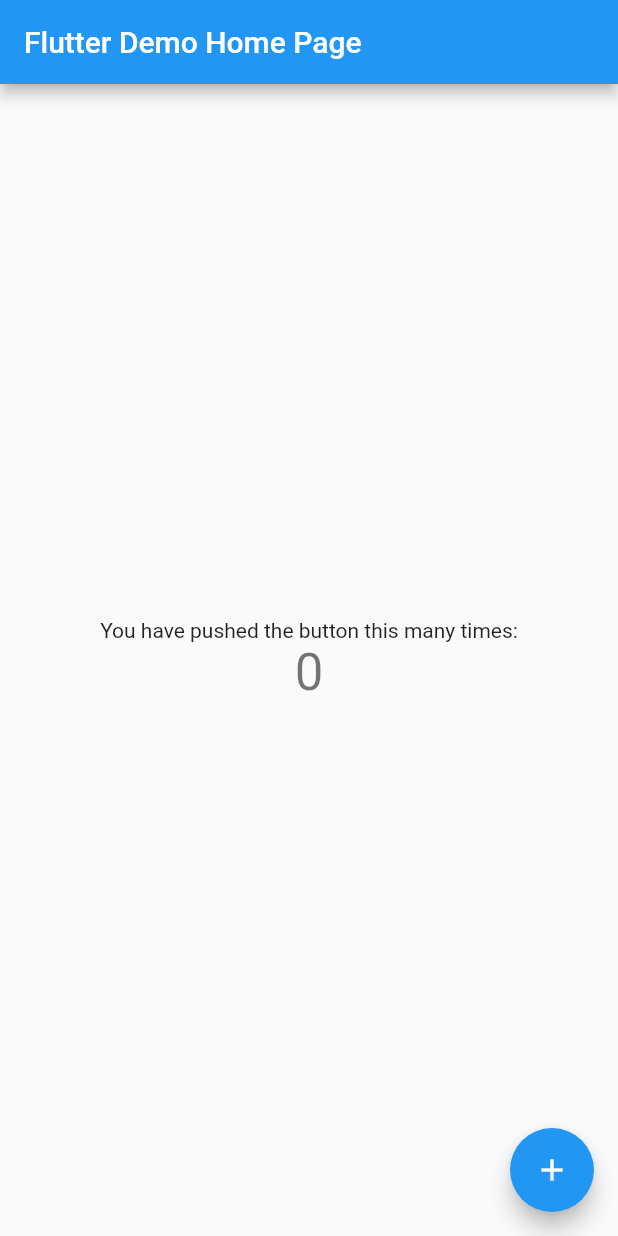
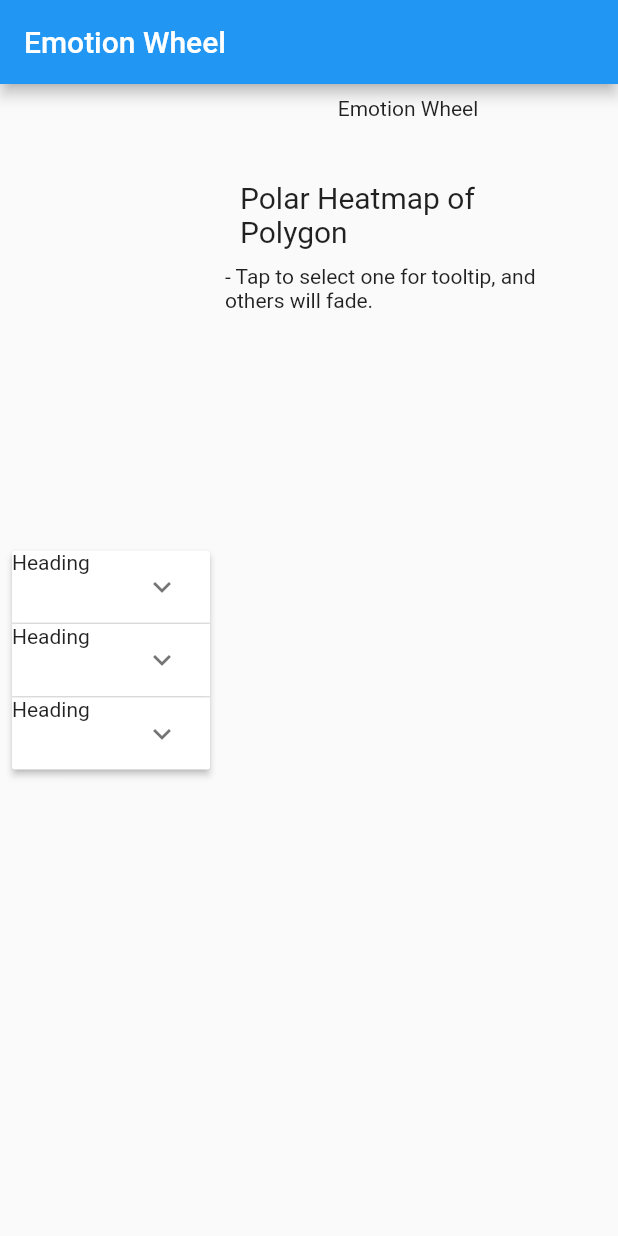
Before and after one commit to CrossBread/emotion-wheel, a Flutter app: the screen it shows after launch, on a phone screen of 412 x 824 dp. Run offline on Flutter 3.47's test engine with Material 2 defaults, Android fonts, the light colour scheme and no system bars.

Commit message:
Basic layout, no errors

```diff
--- a/emotion_wheel/lib/emotion_wheel/domain/entities/feeling_wheel_emotions.dart
+++ b/emotion_wheel/lib/emotion_wheel/domain/entities/feeling_wheel_emotions.dart
@@ -2,25 +2,29 @@
 
 class FeelingWheelEmotions {
   FeelingWheelEmotions({
-     required this.title,
-     required this.subTitle,
-     required this.author,
-     required this.citation,
-     required this.coreEmotions,});
+    required this.title,
+    required this.subTitle,
+    required this.author,
+    required this.citation,
+    required this.coreEmotions,
+  });
 
   factory FeelingWheelEmotions.fromJson(dynamic json) {
+    print(json);
     var title = json['title'];
     var subTitle = json['sub_title'];
     var author = json['author'];
     var citation = json['citation'];
-      var coreEmotions = <CoreEmotion>[];
+    var coreEmotions = <CoreEmotion>[];
     if (json['core_emotions'] != null) {
       json['core_emotions'].forEach((v) {
         coreEmotions.add(CoreEmotion.fromJson(v));
       });
     }
-    return FeelingWheelEmotions(title: title, subTitle: subTitle, author: author, citation: citation, coreEmotions: coreEmotions);
+    return FeelingWheelEmotions(
+        title: title, subTitle: subTitle, author: author, citation: citation, coreEmotions: coreEmotions);
   }
+
   String title;
   String subTitle;
   String author;
@@ -36,5 +40,4 @@
     map['core_emotions'] = coreEmotions.map((v) => v.toJson()).toList();
     return map;
   }
-
 }
--- /dev/null
+++ b/emotion_wheel/lib/emotion_wheel/presentation/pages/home_page.dart
@@ -0,0 +1,55 @@
+import 'package:emotion_wheel/emotion_wheel/presentation/widgets/emotion_wheel.dart';
+import 'package:flutter/material.dart';
+
+class HomePage extends StatelessWidget {
+  const HomePage({super.key});
+
+  @override
+  Widget build(BuildContext context) {
+    return SafeArea(
+      child: Scaffold(
+        appBar: AppBar(
+          title: Text('Emotion Wheel'),
+        ),
+        body: Padding(
+          padding: const EdgeInsets.all(8.0),
+          child: Row(children: [
+            Flexible(
+              flex: 1,
+              child: SingleChildScrollView(
+                child: Container(
+                  width: 300,
+                  child: ExpansionPanelList.radio(
+                      expansionCallback: (panelIndex, isExpanded) => print('Expanded'),
+                      children: [
+                        ExpansionPanelRadio(
+                            value: 1,
+                            headerBuilder: (context, isExpanded) => Text('Heading'),
+                            body: Text('Body')),
+                        ExpansionPanelRadio(
+                            value: 2,
+                            headerBuilder: (context, isExpanded) => Text('Heading'),
+                            body: Text('Body')),
+                        ExpansionPanelRadio(
+                            value: 3,
+                            headerBuilder: (context, isExpanded) => Text('Heading'),
+                            body: Text('Body')),
+                      ]),
+                ),
+              ),
+            ),
+            Flexible(flex: 2, child: EmotionWheel()),
+          ]),
+        ),
+        // body: Row(
+        //   mainAxisAlignment: MainAxisAlignment.spaceBetween,
+        //   mainAxisSize: MainAxisSize.min,
+        //   children: [
+        //     Container(color: Colors.black),
+        //     Container(color: Colors.purpleAccent),
+        //   ],
+        // ),
+      ),
+    );
+  }
+}
--- /dev/null
+++ b/emotion_wheel/lib/emotion_wheel/presentation/widgets/emotion_wheel.dart
@@ -0,0 +1,147 @@
+import 'package:flutter/material.dart';
+
+const heatmapData = [
+  [0, 0, 10],
+  [0, 1, 19],
+  [0, 2, 8],
+  [0, 3, 24],
+  [0, 4, 67],
+  [1, 0, 92],
+  [1, 1, 58],
+  [1, 2, 78],
+  [1, 3, 117],
+  [1, 4, 48],
+  [2, 0, 35],
+  [2, 1, 15],
+  [2, 2, 123],
+  [2, 3, 64],
+  [2, 4, 52],
+  [3, 0, 72],
+  [3, 1, 132],
+  [3, 2, 114],
+  [3, 3, 19],
+  [3, 4, 16],
+  [4, 0, 38],
+  [4, 1, 5],
+  [4, 2, 8],
+  [4, 3, 117],
+  [4, 4, 115],
+  [5, 0, 88],
+  [5, 1, 32],
+  [5, 2, 12],
+  [5, 3, 6],
+  [5, 4, 120],
+  [6, 0, 13],
+  [6, 1, 44],
+  [6, 2, 88],
+  [6, 3, 98],
+  [6, 4, 96],
+  [7, 0, 31],
+  [7, 1, 1],
+  [7, 2, 82],
+  [7, 3, 32],
+  [7, 4, 30],
+  [8, 0, 85],
+  [8, 1, 97],
+  [8, 2, 123],
+  [8, 3, 64],
+  [8, 4, 84],
+  [9, 0, 47],
+  [9, 1, 114],
+  [9, 2, 31],
+  [9, 3, 48],
+  [9, 4, 91]
+];
+
+class EmotionWheel extends StatelessWidget {
+  const EmotionWheel({super.key});
+
+  @override
+  Widget build(BuildContext context) {
+    // var emotionData = [
+    //   [1, 1, "core"],
+    //   [2, 1, "core"],
+    //   [3, 1, "core"],
+    //   [1, 2, "sub"],
+    //   [2, 2, "sub"],
+    //   [3, 2, "sub"],
+    // ];
+
+    // emotionData = [];
+    // for (var core in FeelingWheelEmotions
+    //     .fromJson(loadJsonFromAsset('resouces/emotions.json'))
+    //     .coreEmotions) {
+    //
+    // }
+    // loadJsonFromAsset('assets/data/emotions.json')
+    //     .then((value) => FeelingWheelEmotions.fromJson(value).coreEmotions.asMap().forEach((key, value) {
+    //           emotionData.add([key, value.name]);
+    //         }));
+
+    return Column(
+      children: [
+        Container(
+          child: Text('Emotion Wheel'),
+        ),
+        Container(
+          padding: const EdgeInsets.fromLTRB(20, 40, 20, 5),
+          child: const Text(
+            'Polar Heatmap of Polygon',
+            style: TextStyle(fontSize: 20),
+          ),
+        ),
+        Container(
+          padding: const EdgeInsets.fromLTRB(10, 5, 10, 0),
+          alignment: Alignment.centerLeft,
+          child: const Text(
+            '- Tap to select one for tooltip, and others will fade.',
+          ),
+        ),
+        // Container(
+        //   margin: const EdgeInsets.only(top: 10),
+        //   width: 350,
+        //   height: 300,
+        //   child: Chart(
+        //     data: emotionData,
+        //     variables: {
+        //       'level': Variable(
+        //         accessor: (List datum) => datum[0].toString(),
+        //       ),
+        //       'variant': Variable(
+        //         accessor: (List datum) => datum[1].toString(),
+        //       ),
+        //       'name': Variable(
+        //         accessor: (List datum) => datum[2].toString(),
+        //       ),
+        //     },
+        //     elements: [
+        //       PolygonElement(
+        //         shape: ShapeAttr(
+        //             value: HeatmapShape(
+        //                 sector: true,
+        //                 borderRadius:
+        //                     BorderRadius.horizontal(left: Radius.circular(10), right: Radius.circular(10)))),
+        //         label: LabelAttr(
+        //           encoder: (p0) => Label(p0['name']),
+        //         ),
+        //         color: ColorAttr(
+        //           variable: 'variant',
+        //           values: [const Color(0xffbae7ff), const Color(0xff1890ff), const Color(0xff0050b3)],
+        //           updaters: {
+        //             'tap': {false: (color) => color.withAlpha(70)}
+        //           },
+        //         ),
+        //       )
+        //     ],
+        //     coord: PolarCoord(),
+        //     selections: {'tap': PointSelection()},
+        //     // tooltip: TooltipGuide(
+        //     //   anchor: (_) => Offset.zero,
+        //     //   align: Alignment.bottomRight,
+        //     // ),
+        //   ),
+        // ),
+      ],
+    );
+  }
+}
--- a/emotion_wheel/lib/main.dart
+++ b/emotion_wheel/lib/main.dart
@@ -1,3 +1,4 @@
+import 'package:emotion_wheel/emotion_wheel/presentation/pages/home_page.dart';
 import 'package:flutter/material.dart';
 
 void main() {
@@ -11,7 +12,7 @@
   @override
   Widget build(BuildContext context) {
     return MaterialApp(
-      title: 'Flutter Demo',
+      title: 'Emotion Wheel',
       theme: ThemeData(
         // This is the theme of your application.
         //
@@ -24,7 +25,7 @@
         // is not restarted.
         primarySwatch: Colors.blue,
       ),
-      home: const MyHomePage(title: 'Flutter Demo Home Page'),
+      home: const HomePage(),
     );
   }
 }
```
Also changed, not shown: emotion_wheel/lib/emotion_wheel/presentation/pages/splash_page.dart (added, +10 -0 lines).
